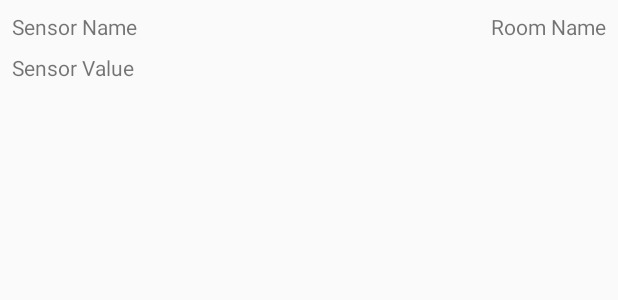
After one commit to ReverendCode/Constellation, an Android app: the layout item_view.xml on its own in the app's theme, with its tools: preview values and no code run, on a phone screen of 412 x 824 dp. The commit adds this screen. Shown: the top 300 px of the screen. Run offline under Robolectric (Android 15) with nearby library versions, the phone set to English and light mode, and no system bars.

```diff
--- a/app/build.gradle
+++ b/app/build.gradle
@@ -27,11 +27,12 @@ android {
 dependencies {
     compile 'android.arch.persistence.room:runtime:1.1.0-alpha3'
     kapt "android.arch.persistence.room:compiler:1.1.0-alpha3"
-
+    implementation "android.arch.lifecycle:extensions:1.1.0"
     implementation fileTree(dir: 'libs', include: ['*.jar'])
     implementation"org.jetbrains.kotlin:kotlin-stdlib-jre7:$kotlin_version"
     implementation 'com.android.support:appcompat-v7:26.1.0'
     implementation 'com.android.support.constraint:constraint-layout:1.0.2'
+    implementation 'com.android.support:recyclerview-v7:26.1.0'
     testImplementation 'junit:junit:4.12'
     androidTestImplementation 'com.android.support.test:runner:1.0.1'
     androidTestImplementation 'com.android.support.test.espresso:espresso-core:3.0.1'
--- /dev/null
+++ b/app/src/main/res/layout/item_view.xml
@@ -0,0 +1,39 @@
+<?xml version="1.0" encoding="utf-8"?>
+<android.support.constraint.ConstraintLayout
+    xmlns:android="http://schemas.android.com/apk/res/android"
+    xmlns:app="http://schemas.android.com/apk/res-auto"
+    xmlns:tools="http://schemas.android.com/tools"
+    android:layout_width="match_parent"
+    android:layout_height="match_parent">
+
+
+    <TextView
+        android:id="@+id/text_sensor_name"
+        android:layout_width="wrap_content"
+        android:layout_height="wrap_content"
+        android:layout_marginStart="8dp"
+        android:layout_marginTop="8dp"
+        android:text="Sensor Name"
+        app:layout_constraintStart_toStartOf="parent"
+        app:layout_constraintTop_toTopOf="parent" />
+
+    <TextView
+        android:id="@+id/text_sensor_value"
+        android:layout_width="wrap_content"
+        android:layout_height="wrap_content"
+        android:layout_marginStart="8dp"
+        android:layout_marginTop="8dp"
+        android:text="Sensor Value"
+        app:layout_constraintStart_toStartOf="parent"
+        app:layout_constraintTop_toBottomOf="@+id/text_sensor_name" />
+
+    <TextView
+        android:id="@+id/text_room_name"
+        android:layout_width="wrap_content"
+        android:layout_height="wrap_content"
+        android:layout_marginEnd="8dp"
+        android:layout_marginTop="8dp"
+        android:text="Room Name"
+        app:layout_constraintEnd_toEndOf="parent"
+        app:layout_constraintTop_toTopOf="parent" />
+</android.support.constraint.ConstraintLayout>
--- a/build.gradle
+++ b/build.gradle
@@ -1,7 +1,7 @@
 // Top-level build file where you can add configuration options common to all sub-projects/modules.
 
 buildscript {
-    ext.kotlin_version = '1.1.51'
+    ext.kotlin_version = '1.2.30'
     repositories {
         google()
         jcenter()
```
Also changed, not shown: app/src/main/java/com/example/reverendcode/constellation/MainActivity.kt (+22 -2 lines), app/src/main/java/com/example/reverendcode/constellation/MyViewModel.kt (added, +25 -0 lines), app/src/main/java/com/example/reverendcode/constellation/Observers.kt (added, +19 -0 lines), app/src/main/java/com/example/reverendcode/constellation/RoomDb.kt (+77 -25 lines), app/src/main/res/layout/activity_main.xml (+4 -9 lines).
